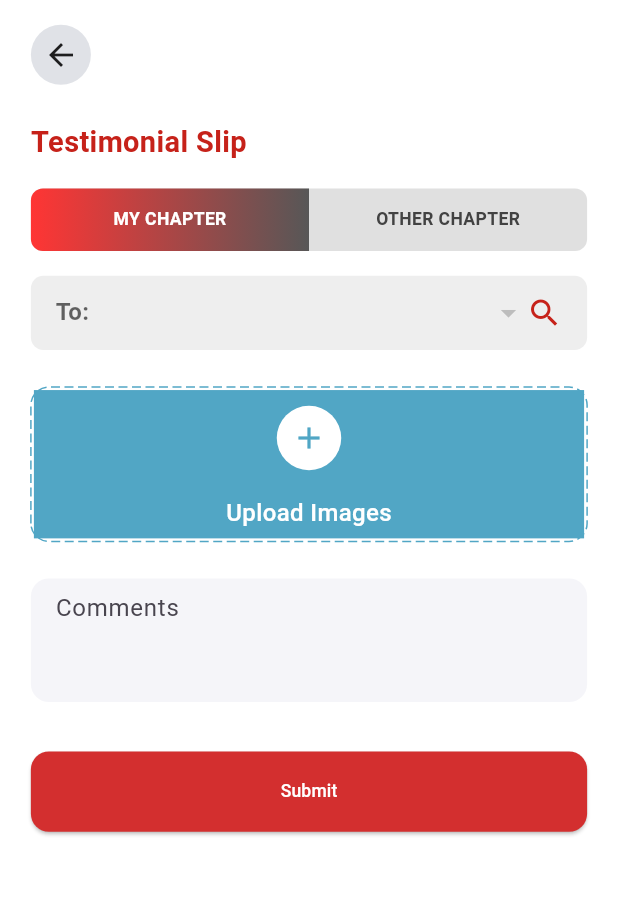
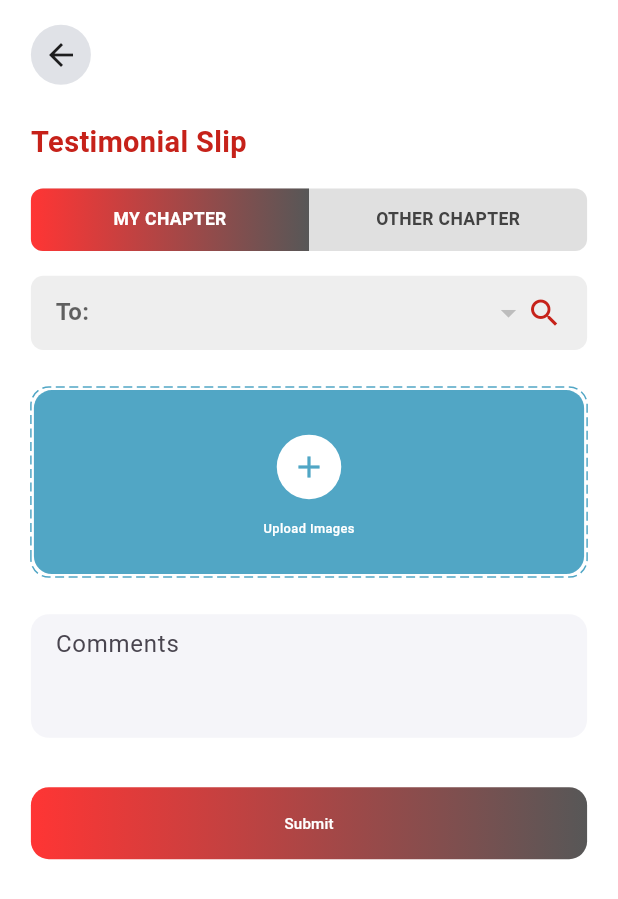
Before and after one commit to sanjay14sn/Grip_new, a Flutter app: the TestimonialSlipPage screen opened by its route, on a phone screen of 412 x 824 dp. Shown: the top 899 px of the screen. Run offline on Flutter 3.47's test engine with Material 3 defaults, Android fonts, the light colour scheme and no system bars; drawn by our look-alikes of dotted_border; our stand-ins replace cached_network_image, carousel_slider, connectivity_plus, device_info_plus, dio, file_picker and 16 more; missing offline and left inert: dashed_circle, mobile_scanner; accounts and stored records are empty; network calls fail.

Commit message:
final production ready code

```diff
--- a/lib/pages/testimonials/addtestimonials.dart
+++ b/lib/pages/testimonials/addtestimonials.dart
@@ -166,23 +166,30 @@ class _TestimonialSlipPageState extends State<TestimonialSlipPage> {
                   onTap: _pickFiles,
                   child: Container(
                     width: double.infinity,
-                    height: 12.h,
+                    padding: EdgeInsets.symmetric(vertical: 3.h),
+                    decoration: BoxDecoration(
                       color: blueUploadColor,
+                      borderRadius: BorderRadius.circular(12),
+                    ),
                     child: Column(
-                      mainAxisAlignment: MainAxisAlignment.center,
+                      mainAxisSize: MainAxisSize.min,
                       children: [
                         _buildDashedUploadIcon(),
-                        const SizedBox(height: 12),
-                        const Text('Upload Images',
+                        SizedBox(height: 1.h),
+                        Text(
+                          'Upload Images',
                           style: TextStyle(
                             color: Colors.white,
-                                fontSize: 16,
-                                fontWeight: FontWeight.w500)),
+                            fontSize: 12.sp,
+                            fontWeight: FontWeight.w500,
+                          ),
+                        ),
                       ],
                     ),
                   ),
                 ),
               ),
+
               if (pickedImages.isNotEmpty) ...[
                 SizedBox(height: 1.h),
                 Text("Uploaded Images:", style: TextStyle(fontSize: 14.sp)),
@@ -221,20 +228,31 @@ class _TestimonialSlipPageState extends State<TestimonialSlipPage> {
               // Submit Button
               SizedBox(
                 width: double.infinity,
-                height: 6.5.h,
+                child: Container(
+                  decoration: BoxDecoration(
+                    gradient: Tcolors.red_button,
+                    borderRadius: BorderRadius.circular(12),
+                  ),
                   child: ElevatedButton(
                     onPressed: isSubmitting ? null : _submitTestimonial,
                     style: ElevatedButton.styleFrom(
-                    backgroundColor: Colors.red.shade700,
+                      elevation: 0,
+                      backgroundColor:
+                          Colors.transparent, // Transparent so gradient shows
+                      shadowColor: Colors.transparent,
                       shape: RoundedRectangleBorder(
                         borderRadius: BorderRadius.circular(12),
                       ),
+                      padding: EdgeInsets.symmetric(vertical: 2.h),
                     ),
                     child: isSubmitting
                         ? const DotLoader()
-                      : Text("Submit",
+                        : Text(
+                            "Submit",
                             style:
-                              TextStyle(fontSize: 14.sp, color: Colors.white)),
+                                TextStyle(fontSize: 13.sp, color: Colors.white),
+                          ),
+                  ),
                 ),
               ),
             ],
--- a/lib/pages/testimonials/given_test.dart
+++ b/lib/pages/testimonials/given_test.dart
@@ -36,7 +36,9 @@ class _GiventestimonialspageState extends State<Giventestimonialspage> {
     final fullName =
         "${personalDetails['firstName'] ?? ''} ${personalDetails['lastName'] ?? ''}"
             .trim();
-   final companyName = personalDetails['companyName'] ?? toMember['companyName'] ?? 'No Company';
+    final companyName = personalDetails['companyName'] ??
+        toMember['companyName'] ??
+        'No Company';
     final comment = widget.data['comments'] ?? '';
 
     final profileImage =
@@ -276,7 +278,7 @@ class _GiventestimonialspageState extends State<Giventestimonialspage> {
                                           },
                                           errorWidget: (context, url, error) =>
                                               const Center(
-                                            child: Text("❌ Image load failed"),
+                                            child: Text("No Document"),
                                           ),
                                         )
                                       : Container(
--- a/lib/pages/testimonials/received_test.dart
+++ b/lib/pages/testimonials/received_test.dart
@@ -278,7 +278,7 @@ class _RecivedtestimonialspageState extends State<Recivedtestimonialspage> {
                                           },
                                           errorWidget: (context, url, error) =>
                                               const Center(
-                                            child: Text("❌ Image load failed"),
+                                            child: Text("No Image"),
                                           ),
                                         )
                                       : Container(
--- a/lib/pages/visitors/visitors.dart
+++ b/lib/pages/visitors/visitors.dart
@@ -226,7 +226,7 @@ class _VisitorFormPageState extends State<VisitorFormPage> {
       int? maxLength,
       TextInputType? keyboardType,
       required TextEditingController controller}) {
-    double height = maxLines > 1 ? 114 : 50;
+    double height = maxLines > 1 ? 12.h : 6.h;
 
     return Padding(
       padding: EdgeInsets.only(bottom: 2.h),
@@ -243,8 +243,8 @@ class _VisitorFormPageState extends State<VisitorFormPage> {
             hintStyle: TTextStyles.visitorsdetails,
             filled: true,
             fillColor: Colors.grey[200],
-            contentPadding:
-                EdgeInsets.symmetric(horizontal: 4.w, vertical: 1.5.h),
+            contentPadding: EdgeInsets.symmetric(
+                horizontal: 4.w, vertical: maxLines > 1 ? 2.h : 1.5.h),
             border: OutlineInputBorder(
               borderRadius: BorderRadius.circular(12),
               borderSide: BorderSide.none,
```
Also changed, not shown: lib/components/download.dart (+6 -1 lines), lib/pages/one_to_one/given_onetoone.dart (+4 -6 lines), lib/pages/one_to_one/recived_one_to_one.dart (+9 -2 lines). Lines whose indentation alone changed are shown as unchanged.
